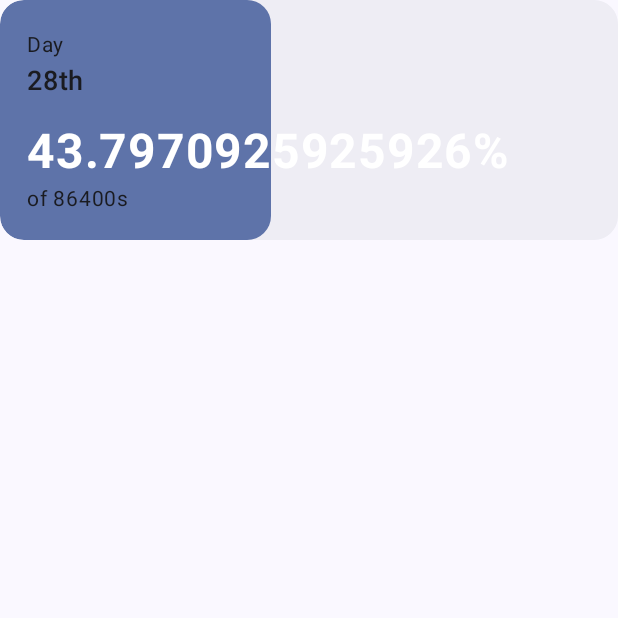
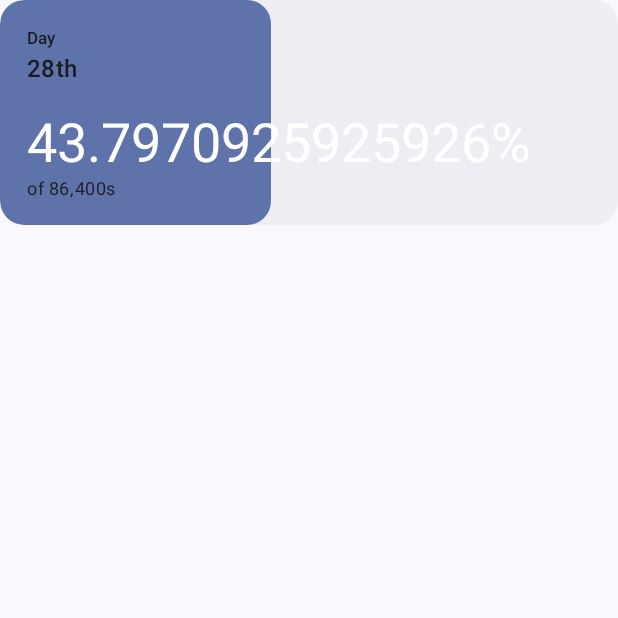
Before and after one commit to a2ke5e1/yearly-progress, an Android app built with Jetpack Compose: the composable ProgressCard shown on its own in the app's theme, on a phone screen of 412 x 824 dp, the top half of it. Run offline under Robolectric (Android 15) with nearby library versions, the phone set to English and light mode, and no system bars.

Commit message:
feat: Enhance ProgressCard with styling and interaction
This commit introduces significant improvements to the `ProgressCard` composable:

- **Styling:**
    - Added `ProgressCardStyle` data class and `ProgressCardDefaults` to provide customizable styling options for the card, including height, padding, corner radius, colors, and text styles.
    - `ProgressCard` now accepts a `style` parameter.
- **Interaction:**
    - Implemented a press animation that changes the card's corner radius when tapped.
- **Formatting:**
    - Used `NumberFormat` to format the duration value based on the user's locale.
- **UI Adjustments:**
    - Reduced vertical spacing between items in the `HomeScreen`'s `LazyColumn`.
    - Minor code formatting in `AppTopBar.kt`.

```diff
--- a/app/src/main/java/com/a3/yearlyprogess/app/ui/AppTopBar.kt
+++ b/app/src/main/java/com/a3/yearlyprogess/app/ui/AppTopBar.kt
@@ -10,6 +10,7 @@ import androidx.compose.material3.Icon
 import androidx.compose.material3.IconButton
 import androidx.compose.material3.Text
 import androidx.compose.material3.TopAppBar
+import androidx.compose.material3.TopAppBarDefaults
 import androidx.compose.material3.TopAppBarScrollBehavior
 import androidx.compose.runtime.Composable
 import androidx.compose.runtime.getValue
@@ -49,6 +50,6 @@ fun AppTopBar(
                     // )
                 }
             }
-        }, scrollBehavior = scrollBehavior, modifier = modifier
+        }, scrollBehavior = scrollBehavior, modifier = modifier,
     )
 }
--- a/app/src/main/java/com/a3/yearlyprogess/feature/home/ui/HomeScreen.kt
+++ b/app/src/main/java/com/a3/yearlyprogess/feature/home/ui/HomeScreen.kt
@@ -15,7 +15,7 @@ fun HomeScreen() {
 
         LazyColumn(
             modifier = Modifier.padding(8.dp, 0.dp).fillMaxSize(),
-            verticalArrangement = Arrangement.spacedBy(8.dp),
+            verticalArrangement = Arrangement.spacedBy(4.dp),
         ) {
             item { ProgressCard(timePeriod = TimePeriod.YEAR) }
             item { ProgressCard(timePeriod = TimePeriod.MONTH) }
--- a/app/src/main/java/com/a3/yearlyprogess/feature/home/ui/components/ProgressCard.kt
+++ b/app/src/main/java/com/a3/yearlyprogess/feature/home/ui/components/ProgressCard.kt
@@ -1,6 +1,10 @@
 package com.a3.yearlyprogess.feature.home.ui.components
 
+
+import android.icu.text.NumberFormat
+import androidx.compose.animation.core.animateDpAsState
 import androidx.compose.foundation.background
+import androidx.compose.foundation.gestures.detectTapGestures
 import androidx.compose.foundation.layout.Box
 import androidx.compose.foundation.layout.Column
 import androidx.compose.foundation.layout.Spacer
@@ -20,22 +24,63 @@ import androidx.compose.runtime.setValue
 import androidx.compose.ui.Alignment
 import androidx.compose.ui.Modifier
 import androidx.compose.ui.draw.clip
-import androidx.compose.ui.text.font.FontWeight
+import androidx.compose.ui.input.pointer.pointerInput
+import androidx.compose.ui.unit.Dp
 import androidx.compose.ui.unit.dp
-import androidx.compose.ui.unit.sp
 import com.a3.yearlyprogess.core.util.ProgressSettings
 import com.a3.yearlyprogess.core.util.TimePeriod
 import com.a3.yearlyprogess.core.util.YearlyProgressUtil
 import kotlinx.coroutines.delay
 
+// Data class for ProgressCard style
+data class ProgressCardStyle(
+    val cardHeight: Dp,
+    val cardPadding: Dp,
+    val cornerRadiusDefault: Dp,
+    val cornerRadiusPressed: Dp,
+    val progressBarColor: androidx.compose.ui.graphics.Color,
+    val backgroundColor: androidx.compose.ui.graphics.Color,
+    val labelTextStyle: androidx.compose.ui.text.TextStyle,
+    val titleTextStyle: androidx.compose.ui.text.TextStyle,
+    val progressTextStyle: androidx.compose.ui.text.TextStyle,
+    val durationTextStyle: androidx.compose.ui.text.TextStyle
+)
+
+// Defaults factory, @Composable to access MaterialTheme safely
+object ProgressCardDefaults {
+    @Composable
+    fun progressCardStyle(): ProgressCardStyle = ProgressCardStyle(
+        cardHeight = 150.dp,
+        cardPadding = 18.dp,
+        cornerRadiusDefault = 16.dp,
+        cornerRadiusPressed = 32.dp,
+        progressBarColor = MaterialTheme.colorScheme.primaryContainer,
+        backgroundColor = MaterialTheme.colorScheme.surfaceContainer,
+        labelTextStyle = MaterialTheme.typography.labelSmall.copy(
+            color = MaterialTheme.colorScheme.onSurface
+        ),
+        titleTextStyle = MaterialTheme.typography.titleMedium.copy(
+            color = MaterialTheme.colorScheme.onSurface
+        ),
+        progressTextStyle = MaterialTheme.typography.displaySmall.copy(
+            color = MaterialTheme.colorScheme.onPrimaryContainer
+        ),
+        durationTextStyle = MaterialTheme.typography.bodySmall.copy(
+            color = MaterialTheme.colorScheme.onSurface
+        )
+    )
+}
+
 @Composable
 fun ProgressCard(
+    modifier: Modifier = Modifier,
     timePeriod: TimePeriod,
     settings: ProgressSettings = ProgressSettings(),
-    modifier: Modifier = Modifier, decimals: Int = 13, refreshInterval: Long = 1L
+    decimals: Int = 13,
+    refreshInterval: Long = 1L,
+    style: ProgressCardStyle = ProgressCardDefaults.progressCardStyle()
 ) {
     val progressUtil = remember { YearlyProgressUtil(settings) }
-
     val startTime = progressUtil.calculateStartTime(timePeriod)
     val endTime = progressUtil.calculateEndTime(timePeriod)
     val duration = (endTime - startTime) / 1000
@@ -49,71 +94,70 @@ fun ProgressCard(
         }
     }
 
+    val durationFormatted = remember(duration) {
+        NumberFormat.getNumberInstance(settings.uLocale).format(duration)
+    }
+
+    // Press state and animated corner radius
+    var pressed by remember { mutableStateOf(false) }
+    val cornerRadius: Dp by animateDpAsState(
+        targetValue = if (pressed) style.cornerRadiusPressed else style.cornerRadiusDefault
+    )
+
     Box(
         modifier = modifier
+            .height(style.cardHeight)
             .fillMaxWidth()
-            .height(160.dp)
-            .clip(RoundedCornerShape(16.dp))
-            .background(MaterialTheme.colorScheme.surfaceContainer)
+            .clip(RoundedCornerShape(cornerRadius))
+            .background(style.backgroundColor)
+            .pointerInput(Unit) {
+                detectTapGestures(
+                    onPress = {
+                        pressed = true
+                        tryAwaitRelease()
+                        pressed = false
+                    }
+                )
+            }
     ) {
-
         Box(
-            modifier = modifier
+            modifier = Modifier
+                .fillMaxHeight()
                 .fillMaxWidth((progress / 100).toFloat().coerceIn(0f, 1f))
-                .fillMaxHeight()
-                .background(
-                    color = MaterialTheme.colorScheme.primaryContainer,
-                    shape = RoundedCornerShape(16.dp)
-                )
+                .background(style.progressBarColor, shape = RoundedCornerShape(cornerRadius))
                 .align(Alignment.CenterStart)
         )
 
         Column(
-            modifier = Modifier.padding(18.dp), horizontalAlignment = Alignment.Start
+            modifier = Modifier.padding(style.cardPadding),
+            horizontalAlignment = Alignment.Start
         ) {
             Text(
                 text = timePeriod.name.lowercase().replaceFirstChar { it.uppercase() },
-                fontSize = 14.sp,
-                color = MaterialTheme.colorScheme.onSurface,
+                style = style.labelTextStyle
             )
+
             Text(
                 text = when (timePeriod) {
-                    TimePeriod.MONTH -> progressUtil.getMonthName(
-                        progressUtil.getCurrentPeriodValue(
-                            timePeriod
-                        )
-                    )
-
-                    TimePeriod.WEEK -> progressUtil.getWeekDayName(
-                        progressUtil.getCurrentPeriodValue(
-                            timePeriod
-                        )
-                    )
-
+                    TimePeriod.MONTH -> progressUtil.getMonthName(progressUtil.getCurrentPeriodValue(timePeriod))
+                    TimePeriod.WEEK -> progressUtil.getWeekDayName(progressUtil.getCurrentPeriodValue(timePeriod))
                     TimePeriod.DAY -> progressUtil.getCurrentPeriodValue(timePeriod)
-                        .toString() + progressUtil.getOrdinalSuffix(
-                        progressUtil.getCurrentPeriodValue(
-                            timePeriod
-                        )
-                    )
-
+                        .toString() + progressUtil.getOrdinalSuffix(progressUtil.getCurrentPeriodValue(timePeriod))
                     else -> progressUtil.getCurrentPeriodValue(timePeriod).toString()
                 },
-                fontSize = 18.sp,
-                fontWeight = FontWeight.Medium,
-                color = MaterialTheme.colorScheme.onSurface,
+                style = style.titleTextStyle
             )
+
             Spacer(modifier = Modifier.height(16.dp))
+
             Text(
-                text = "%.${decimals}f%%".format(progress), // update directly using Double
-                fontSize = 32.sp,
-                fontWeight = FontWeight.Bold,
-                color = MaterialTheme.colorScheme.onPrimaryContainer,
+                text = "%.${decimals}f%%".format(progress),
+                style = style.progressTextStyle
             )
+
             Text(
-                text = "of ${duration}s",
-                fontSize = 14.sp,
-                color = MaterialTheme.colorScheme.onSurface,
+                text = "of ${durationFormatted}s",
+                style = style.durationTextStyle
             )
         }
     }
```
